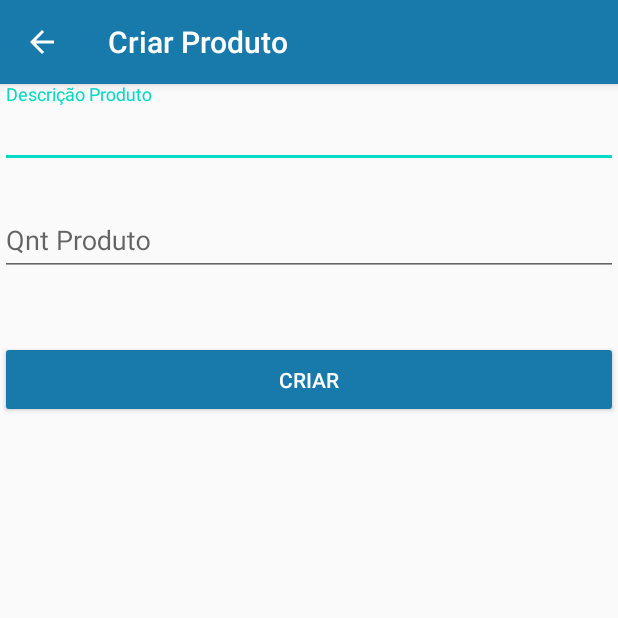
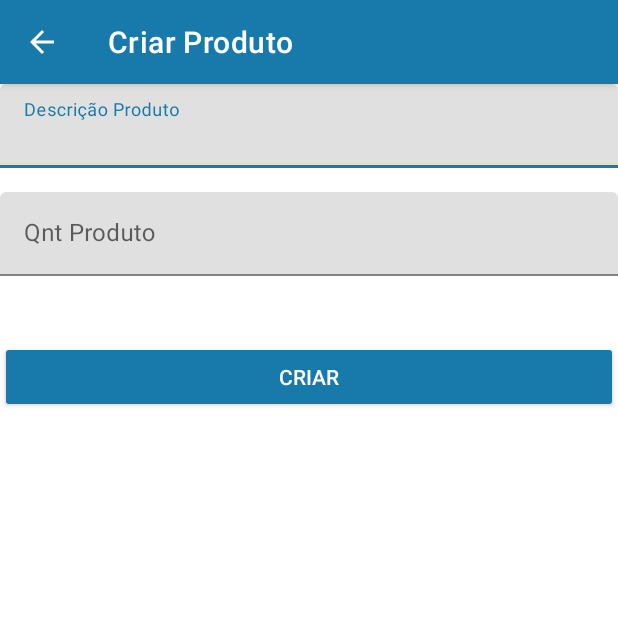
Before and after one commit to pcesar20/mercadIn, an Android app: the FormAddProduto screen opened directly, with no data from a screen before it, on a phone screen of 412 x 824 dp, the top half of it. Run offline under Robolectric (Android 15) with nearby library versions, the phone set to English and light mode, and no system bars.

Commit message:
Ajuste no appTheme nos styles para normalizar FormAddProduto

```diff
--- a/app/src/main/AndroidManifest.xml
+++ b/app/src/main/AndroidManifest.xml
@@ -24,7 +24,8 @@
                 <category android:name="android.intent.category.LAUNCHER" />
             </intent-filter>
         </activity>
-        <activity android:name=".FormAddProduto" />
+        <activity android:name=".FormAddProduto"
+                  android:theme="@style/MaterialTheme"/>
         <activity
             android:name=".MainActivity"
             android:theme="@style/AppTheme.NoActionBar">
--- a/app/src/main/res/values/styles.xml
+++ b/app/src/main/res/values/styles.xml
@@ -1,8 +1,12 @@
 <resources>
     <!-- Base application theme. -->
     <style name="AppTheme" parent="Theme.AppCompat.Light.DarkActionBar">
-<!--    <style name="AppTheme" parent="Theme.MaterialComponents.Light.DarkActionBar">-->
         <!-- Customize your theme here. -->
+        <item name="colorPrimary">@color/colorPrimary</item>
+        <item name="colorPrimaryDark">@color/colorPrimaryDark</item>
+        <item name="colorAccent">@color/colorAccent</item>
+    </style>
+    <style name="MaterialTheme" parent="Theme.MaterialComponents.Light.DarkActionBar">
         <item name="colorPrimary">@color/colorPrimary</item>
         <item name="colorPrimaryDark">@color/colorPrimaryDark</item>
         <item name="colorAccent">@color/colorAccent</item>
```
